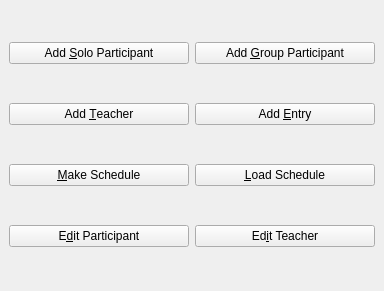
Old version of the form Forms/ui_mainwindow.ui in the repository diana134/afs.
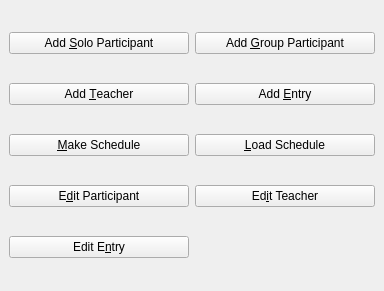
New version of the form.

Commit message: Can edit entries.

Patch:
```diff
--- a/Forms/ui_mainwindow.ui
+++ b/Forms/ui_mainwindow.ui
@@ -74,6 +74,13 @@
       </property>
      </widget>
     </item>
+    <item row="4" column="0">
+     <widget class="QPushButton" name="editEntryBtn">
+      <property name="text">
+       <string>Edit E&amp;ntry</string>
+      </property>
+     </widget>
+    </item>
    </layout>
   </widget>
  </widget>
```
Left out of the diff: 14 changed lines with no effect on the pictures. The commit also changes 10 other files.
